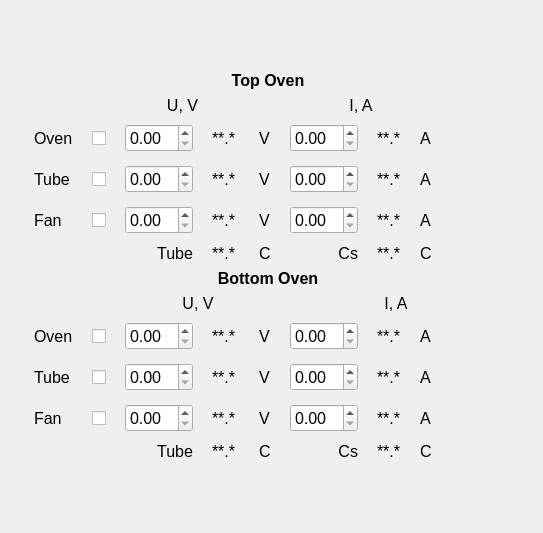
Above: Pressure_UI.ui from smertouh/1_MeV_UI_additional before the change. Below: the same form after it.
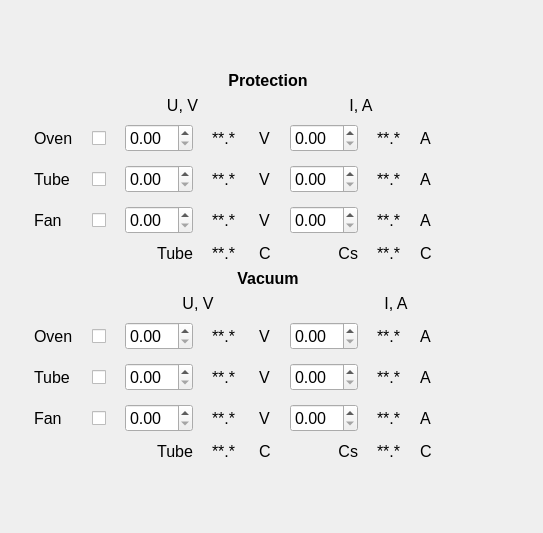
That is the form after the change. Icons and pictures are not drawn.

```diff
--- a/Pressure_UI.ui
+++ b/Pressure_UI.ui
@@ -453,7 +453,7 @@
          </font>
         </property>
         <property name="text">
-         <string>Top Oven</string>
+         <string>Protection</string>
         </property>
         <property name="alignment">
          <set>Qt::AlignBottom|Qt::AlignHCenter</set>
@@ -805,7 +805,7 @@
          </font>
         </property>
         <property name="text">
-         <string>Bottom Oven</string>
+         <string>Vacuum</string>
         </property>
         <property name="alignment">
          <set>Qt::AlignBottom|Qt::AlignHCenter</set>
```
